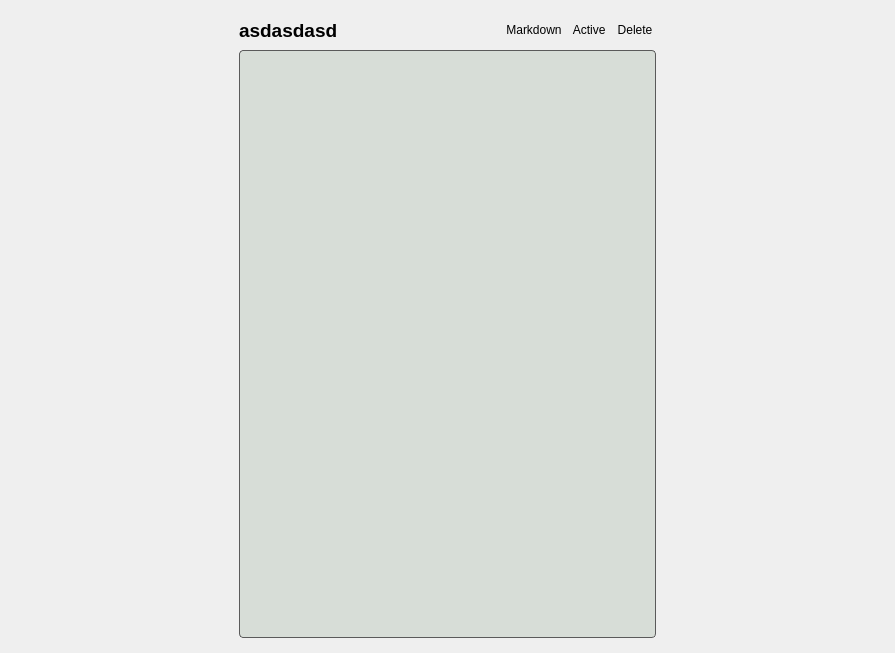
The window that chatgpt_project/ui/dialog_ui.ui (bigdeeer/toolbox) describes before a commit, drawn with Qt 5.
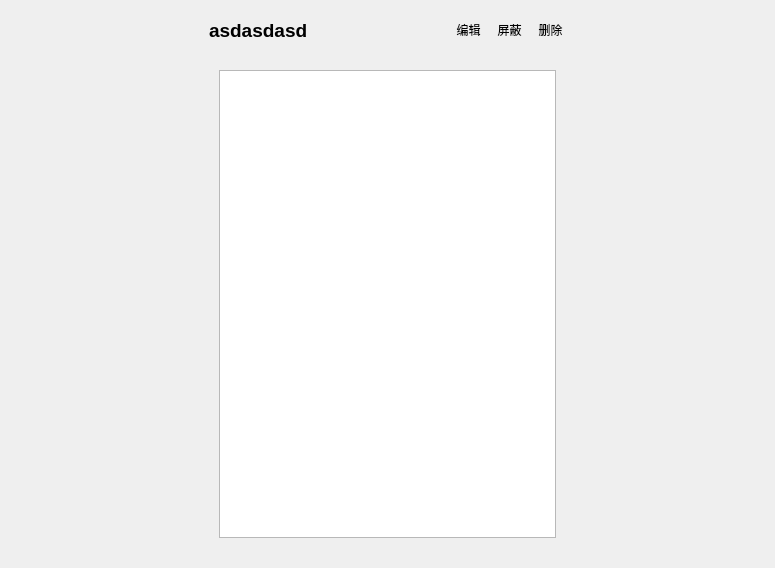
The same window after the commit.

What changed in the file:
```diff
--- a/chatgpt_project/ui/dialog_ui.ui
+++ b/chatgpt_project/ui/dialog_ui.ui
@@ -6,10 +6,16 @@
    <rect>
     <x>0</x>
     <y>0</y>
-    <width>895</width>
-    <height>653</height>
+    <width>775</width>
+    <height>568</height>
    </rect>
   </property>
+  <property name="sizePolicy">
+   <sizepolicy hsizetype="Preferred" vsizetype="Expanding">
+    <horstretch>0</horstretch>
+    <verstretch>0</verstretch>
+   </sizepolicy>
+  </property>
   <property name="windowTitle">
    <string>Form</string>
   </property>
@@ -44,34 +50,40 @@
    </item>
    <item>
     <widget class="QWidget" name="dialog_cell" native="true">
+     <property name="sizePolicy">
+      <sizepolicy hsizetype="Preferred" vsizetype="Expanding">
+       <horstretch>0</horstretch>
+       <verstretch>0</verstretch>
+      </sizepolicy>
+     </property>
      <layout class="QVBoxLayout" name="verticalLayout">
       <property name="spacing">
-       <number>5</number>
+       <number>0</number>
       </property>
       <property name="leftMargin">
-       <number>10</number>
+       <number>0</number>
       </property>
       <property name="topMargin">
-       <number>5</number>
+       <number>0</number>
       </property>
       <property name="rightMargin">
-       <number>10</number>
+       <number>0</number>
       </property>
       <property name="bottomMargin">
-       <number>5</number>
+       <number>0</number>
       </property>
       <item>
        <widget class="QWidget" name="title" native="true">
         <property name="minimumSize">
          <size>
           <width>0</width>
-          <height>30</height>
+          <height>40</height>
          </size>
         </property>
         <property name="maximumSize">
          <size>
           <width>16777215</width>
-          <height>30</height>
+          <height>40</height>
          </size>
         </property>
         <property name="styleSheet">
@@ -79,19 +91,19 @@
         </property>
         <layout class="QHBoxLayout" name="horizontalLayout">
          <property name="spacing">
-          <number>5</number>
+          <number>10</number>
          </property>
          <property name="leftMargin">
-          <number>0</number>
+          <number>10</number>
          </property>
          <property name="topMargin">
-          <number>0</number>
+          <number>5</number>
          </property>
          <property name="rightMargin">
-          <number>0</number>
+          <number>10</number>
          </property>
          <property name="bottomMargin">
-          <number>0</number>
+          <number>5</number>
          </property>
          <item>
           <widget class="QLabel" name="label">
@@ -134,25 +146,13 @@
          <item>
           <widget class="QPushButton" name="edit_cell_btn">
            <property name="sizePolicy">
-            <sizepolicy hsizetype="Preferred" vsizetype="Fixed">
+            <sizepolicy hsizetype="Preferred" vsizetype="Expanding">
              <horstretch>0</horstretch>
              <verstretch>0</verstretch>
             </sizepolicy>
            </property>
-           <property name="minimumSize">
-            <size>
-             <width>0</width>
-             <height>30</height>
-            </size>
-           </property>
-           <property name="maximumSize">
-            <size>
-             <width>100</width>
-             <height>30</height>
-            </size>
-           </property>
            <property name="text">
-            <string> Markdown </string>
+            <string> 编辑 </string>
            </property>
            <property name="checkable">
             <bool>true</bool>
@@ -162,62 +162,59 @@
          <item>
           <widget class="QPushButton" name="pause_cell_btn">
            <property name="sizePolicy">
-            <sizepolicy hsizetype="Preferred" vsizetype="Fixed">
+            <sizepolicy hsizetype="Preferred" vsizetype="Expanding">
              <horstretch>0</horstretch>
              <verstretch>0</verstretch>
             </sizepolicy>
            </property>
-           <property name="minimumSize">
-            <size>
-             <width>30</width>
-             <height>30</height>
-            </size>
-           </property>
-           <property name="maximumSize">
-            <size>
-             <width>100</width>
-             <height>30</height>
-            </size>
-           </property>
            <property name="text">
-            <string> Active </string>
+            <string> 屏蔽 </string>
            </property>
            <property name="checkable">
             <bool>true</bool>
            </property>
-           <property name="checked">
-            <bool>true</bool>
-           </property>
           </widget>
          </item>
          <item>
           <widget class="QPushButton" name="delete_cell_btn">
            <property name="sizePolicy">
-            <sizepolicy hsizetype="Preferred" vsizetype="Fixed">
+            <sizepolicy hsizetype="Preferred" vsizetype="Expanding">
              <horstretch>0</horstretch>
              <verstretch>0</verstretch>
             </sizepolicy>
            </property>
-           <property name="minimumSize">
-            <size>
-             <width>30</width>
-             <height>30</height>
-            </size>
-           </property>
-           <property name="maximumSize">
-            <size>
-             <width>100</width>
-             <height>30</height>
-            </size>
-           </property>
            <property name="text">
-            <string> Delete </string>
+            <string> 删除 </string>
            </property>
           </widget>
          </item>
         </layout>
        </widget>
       </item>
+      <item>
+       <widget class="QWidget" name="ht_cell_frame" native="true">
+        <property name="sizePolicy">
+         <sizepolicy hsizetype="Expanding" vsizetype="Expanding">
+          <horstretch>0</horstretch>
+          <verstretch>0</verstretch>
+         </sizepolicy>
+        </property>
+        <layout class="QVBoxLayout" name="ht_cell_layout">
+         <property name="spacing">
+          <number>0</number>
+         </property>
+         <property name="leftMargin">
+          <number>20</number>
+         </property>
+         <property name="topMargin">
+          <number>20</number>
+         </property>
+         <property name="rightMargin">
+          <number>20</number>
+         </property>
+         <property name="bottomMargin">
+          <number>20</number>
+         </property>
       <item>
        <widget class="QTextEdit" name="ht_cell">
         <property name="font">
@@ -229,9 +226,7 @@
          <enum>Qt::NoFocus</enum>
         </property>
         <property name="styleSheet">
-         <string notr="true">background-color:rgb(215,221,215);
-border:1px solid rgb(90,90,90);
-border-radius:4px;</string>
+            <string notr="true"/>
         </property>
         <property name="verticalScrollBarPolicy">
          <enum>Qt::ScrollBarAlwaysOff</enum>
@@ -255,6 +250,9 @@
 &lt;/style&gt;&lt;/head&gt;&lt;body style=&quot; font-family:'Microsoft YaHei UI'; font-size:12pt; font-weight:400; font-style:normal;&quot;&gt;
 &lt;p style=&quot;-qt-paragraph-type:empty; margin-top:0px; margin-bottom:0px; margin-left:0px; margin-right:0px; -qt-block-indent:0; text-indent:0px;&quot;&gt;&lt;br /&gt;&lt;/p&gt;&lt;/body&gt;&lt;/html&gt;</string>
         </property>
+          </widget>
+         </item>
+        </layout>
        </widget>
       </item>
      </layout>
```
Left out of the diff: 6 changed lines with no effect on the pictures. Lines whose indentation alone changed are shown as unchanged.
